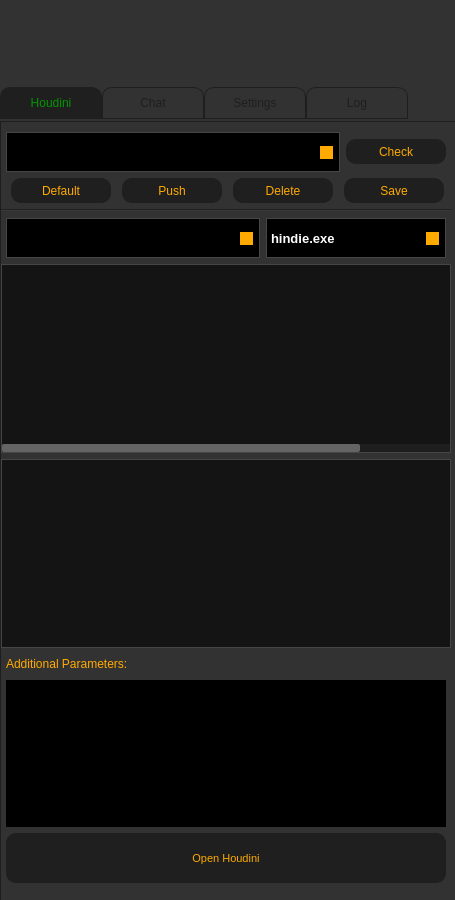
First picture: the form in UI/ns_Startup.ui, repository prateekfxtd/ns_Startup, before the edit.
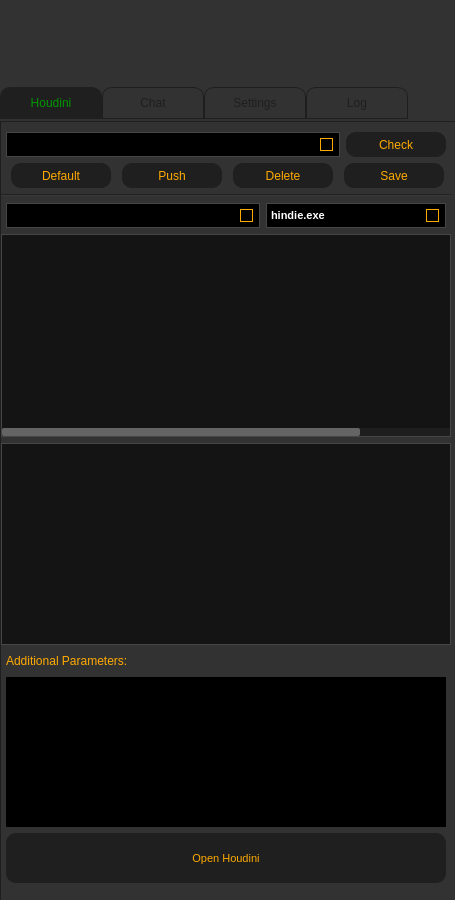
Second picture: the form after the edit. Icons and pictures are not drawn.

```diff
--- a/UI/ns_Startup.ui
+++ b/UI/ns_Startup.ui
@@ -81,7 +81,13 @@
 {
 background: rgb(30, 30, 30);
 }
-</string>
+
+QComboBox QAbstractItemView {
+color:  rgb(255, 255, 255);
+background-color: rgb(0, 0, 0);
+selection-color: rgb(255, 255, 255);
+border: 0px solid black;
+}</string>
   </property>
   <widget class="QWidget" name="centralwidget">
    <property name="sizePolicy">
@@ -259,18 +265,18 @@
                 <property name="minimumSize">
                  <size>
                   <width>0</width>
-                  <height>40</height>
+                  <height>25</height>
                  </size>
                 </property>
                 <property name="maximumSize">
                  <size>
                   <width>16777215</width>
-                  <height>40</height>
+                  <height>25</height>
                  </size>
                 </property>
                 <property name="font">
                  <font>
-                  <pointsize>10</pointsize>
+                  <pointsize>8</pointsize>
                   <weight>75</weight>
                   <bold>true</bold>
                  </font>
@@ -293,8 +299,13 @@
 }
 
 QComboBox::down-arrow {
-border: 10px solid rgb(255, 170, 0); 
- }</string>
+border: 1px solid rgb(255, 170, 0); 
+ }
+
+QComboBox::down-arrow:hover {
+border: 4px solid rgb(255, 170, 0); 
+}
+</string>
                 </property>
                 <property name="iconSize">
                  <size>
@@ -588,18 +599,18 @@
                 <property name="minimumSize">
                  <size>
                   <width>0</width>
-                  <height>40</height>
+                  <height>25</height>
                  </size>
                 </property>
                 <property name="maximumSize">
                  <size>
                   <width>16777215</width>
-                  <height>40</height>
+                  <height>25</height>
                  </size>
                 </property>
                 <property name="font">
                  <font>
-                  <pointsize>10</pointsize>
+                  <pointsize>8</pointsize>
                   <weight>75</weight>
                   <bold>true</bold>
                  </font>
@@ -622,8 +633,13 @@
 }
 
 QComboBox::down-arrow {
-border: 10px solid rgb(255, 170, 0); 
- }</string>
+border: 1px solid rgb(255, 170, 0); 
+ }
+
+QComboBox::down-arrow:hover {
+border: 4px solid rgb(255, 170, 0); 
+}
+</string>
                 </property>
                </widget>
               </item>
@@ -632,18 +648,18 @@
                 <property name="minimumSize">
                  <size>
                   <width>180</width>
-                  <height>40</height>
+                  <height>25</height>
                  </size>
                 </property>
                 <property name="maximumSize">
                  <size>
                   <width>180</width>
-                  <height>40</height>
+                  <height>25</height>
                  </size>
                 </property>
                 <property name="font">
                  <font>
-                  <pointsize>10</pointsize>
+                  <pointsize>8</pointsize>
                   <weight>75</weight>
                   <bold>true</bold>
                  </font>
@@ -663,8 +679,13 @@
 }
 
 QComboBox::down-arrow {
-border: 10px solid rgb(255, 170, 0); 
- }</string>
+border: 1px solid rgb(255, 170, 0); 
+ }
+
+QComboBox::down-arrow:hover {
+border: 4px solid rgb(255, 170, 0); 
+}
+</string>
                 </property>
                 <item>
                  <property name="text">
```
